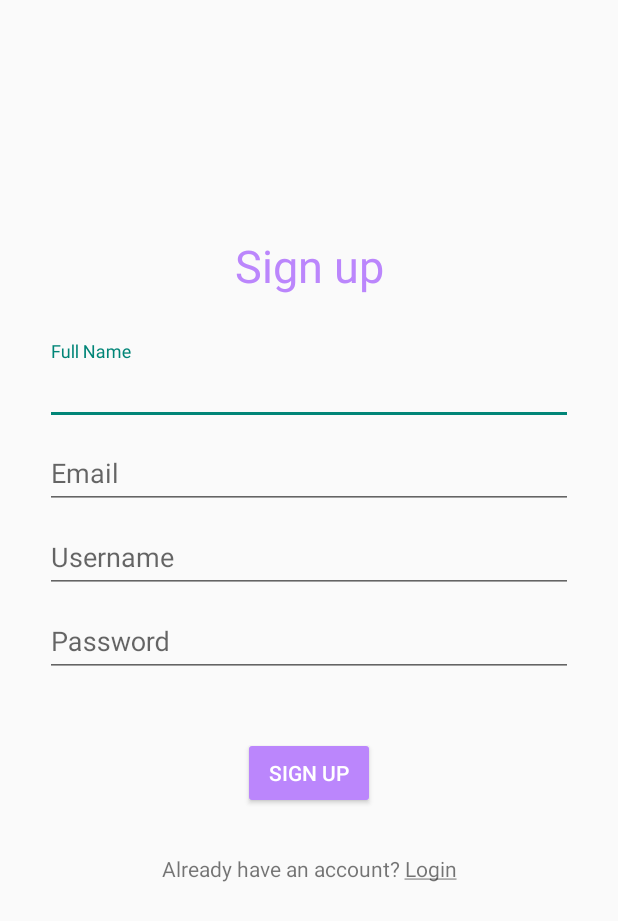
After one commit to EnderSim/investment_app, an Android app: the RegistrationActivity screen opened directly, with no data from a screen before it, on a phone screen of 412 x 824 dp. The commit adds this screen. Shown: the top 921 px of the screen. Run offline under Robolectric (Android 15) with nearby library versions, the phone set to English and light mode, and no system bars; libraries missing offline, so code that uses them is left out: com.vishnusivadas.advanced_httpurlconnection.

Commit message:
made login and registration

```diff
--- /dev/null
+++ b/app/src/main/java/com/example/investment_app/RegistrationActivity.kt
@@ -0,0 +1,97 @@
+package com.example.investment_app
+
+import android.content.Intent
+import android.os.Bundle
+import android.os.Handler
+import android.os.Looper
+import android.util.Log
+import android.widget.Button
+import android.widget.TextView
+import android.widget.Toast
+import androidx.appcompat.app.AppCompatActivity
+import com.google.android.material.textfield.TextInputEditText
+import com.vishnusivadas.advanced_httpurlconnection.PutData
+
+class RegistrationActivity : AppCompatActivity() {
+
+    private lateinit var textInputEditTextFullname: TextInputEditText
+    private lateinit var textInputEditTextUsername: TextInputEditText
+    private lateinit var textInputEditTextPassword: TextInputEditText
+    private lateinit var textInputEditTextEmail: TextInputEditText
+
+    private lateinit var buttonSignUp: Button
+    private lateinit var textViewLogin: TextView
+
+    override fun onCreate(savedInstanceState: Bundle?) {
+        super.onCreate(savedInstanceState)
+        setContentView(R.layout.activity_registration)
+
+        textInputEditTextFullname = findViewById(R.id.fullname)
+        textInputEditTextUsername = findViewById(R.id.username)
+        textInputEditTextPassword = findViewById(R.id.password)
+        textInputEditTextEmail = findViewById(R.id.email)
+
+        buttonSignUp = findViewById(R.id.buttonSignUp)
+        textViewLogin = findViewById(R.id.loginText)
+
+        textViewLogin.setOnClickListener {
+            val intent = Intent(applicationContext, LoginActivity::class.java)
+            startActivity(intent)
+            finish()
+        }
+
+        buttonSignUp.setOnClickListener {
+
+            val fullname = textInputEditTextFullname.text.toString()
+            val username = textInputEditTextUsername.text.toString()
+            val password = textInputEditTextPassword.text.toString()
+            val email = textInputEditTextEmail.text.toString()
+
+            if (fullname != "" && username != "" && password != "" && email != "") {
+
+                val handler = Handler(Looper.getMainLooper())
+
+                handler.post {
+                    val field = arrayOfNulls<String>(4)
+                    field[0] = "fullname"
+                    field[1] = "username"
+                    field[2] = "password"
+                    field[3] = "email"
+
+                    val data = arrayOfNulls<String>(4)
+                    data[0] = fullname
+                    data[1] = username
+                    data[2] = password
+                    data[3] = email
+
+                    val putData = PutData(
+                        // твой IPv4 вместо 192.168.0.142
+                        "http://192.168.0.142/LoginRegister/signup.php",
+                        "POST",
+                        field,
+                        data
+                    )
+
+                    if (putData.startPut()) {
+                        if (putData.onComplete()) {
+                            val result = putData.result
+
+                            if (result == "Sign Up Success") {
+                                Toast.makeText(applicationContext, result, Toast.LENGTH_LONG).show()
+                                val intent2 = Intent(applicationContext, MainActivity::class.java)
+                                startActivity(intent2)
+                                finish()
+                            } else {
+                                Toast.makeText(applicationContext, result, Toast.LENGTH_LONG).show()
+                            }
+
+                            Log.i("PutData", result)
+                        }
+                    }
+                }
+            } else {
+                Toast.makeText(applicationContext, "All fields are required", Toast.LENGTH_LONG).show()
+            }
+        }
+    }
+}
--- /dev/null
+++ b/app/src/main/res/layout/activity_registration.xml
@@ -0,0 +1,139 @@
+<?xml version="1.0" encoding="utf-8"?>
+<androidx.constraintlayout.widget.ConstraintLayout xmlns:android="http://schemas.android.com/apk/res/android"
+    xmlns:app="http://schemas.android.com/apk/res-auto"
+    xmlns:tools="http://schemas.android.com/tools"
+    android:layout_width="match_parent"
+    android:layout_height="match_parent"
+    tools:context=".RegistrationActivity">
+
+    <androidx.constraintlayout.widget.ConstraintLayout
+        android:layout_width="match_parent"
+        android:layout_height="wrap_content"
+        app:layout_constraintBottom_toBottomOf="parent"
+        app:layout_constraintTop_toTopOf="parent"
+        app:layout_constraintVertical_bias="0.4">
+
+        <TextView
+            android:textColor="@color/purple_200"
+            android:id="@+id/textView"
+            android:layout_width="match_parent"
+            android:layout_height="wrap_content"
+            android:gravity="center"
+            android:text="@string/sign_up"
+            android:textSize="30sp"
+            app:layout_constraintEnd_toEndOf="parent"
+            app:layout_constraintHorizontal_bias="0.0"
+            app:layout_constraintStart_toStartOf="parent"
+            app:layout_constraintTop_toTopOf="parent"
+            tools:targetApi="jelly_bean" />
+
+        <com.google.android.material.textfield.TextInputLayout
+            android:id="@+id/textInputLayoutFullname"
+            android:layout_width="match_parent"
+            android:layout_height="wrap_content"
+            android:layout_marginLeft="30dp"
+            android:layout_marginTop="30dp"
+            android:layout_marginRight="30dp"
+            android:hint="@string/fullname"
+            app:layout_constraintEnd_toEndOf="parent"
+            app:layout_constraintHorizontal_bias="0.0"
+            app:layout_constraintStart_toStartOf="parent"
+            app:layout_constraintTop_toBottomOf="@+id/textView">
+
+            <com.google.android.material.textfield.TextInputEditText
+                android:id="@+id/fullname"
+                android:layout_width="match_parent"
+                android:layout_height="wrap_content"
+                tools:targetApi="jelly_bean" />
+        </com.google.android.material.textfield.TextInputLayout>
+
+        <com.google.android.material.textfield.TextInputLayout
+            android:id="@+id/textInputLayoutEmail"
+            android:layout_width="match_parent"
+            android:layout_height="wrap_content"
+            android:layout_marginLeft="30dp"
+            android:layout_marginRight="30dp"
+            android:hint="@string/email"
+            app:layout_constraintEnd_toEndOf="parent"
+            app:layout_constraintHorizontal_bias="0.0"
+            app:layout_constraintStart_toStartOf="parent"
+            app:layout_constraintTop_toBottomOf="@+id/textInputLayoutFullname">
+
+            <com.google.android.material.textfield.TextInputEditText
+                android:id="@+id/email"
+                android:layout_width="match_parent"
+                android:layout_height="wrap_content"
+                tools:targetApi="jelly_bean" />
+        </com.google.android.material.textfield.TextInputLayout>
+
+        <com.google.android.material.textfield.TextInputLayout
+            android:id="@+id/textInputLayoutUsername"
+            android:layout_width="match_parent"
+            android:layout_height="wrap_content"
+            android:layout_marginLeft="30dp"
+            android:layout_marginRight="30dp"
+            android:hint="@string/username"
+            app:layout_constraintEnd_toEndOf="parent"
+            app:layout_constraintHorizontal_bias="0.0"
+            app:layout_constraintStart_toStartOf="parent"
+            app:layout_constraintTop_toBottomOf="@+id/textInputLayoutEmail">
+
+            <com.google.android.material.textfield.TextInputEditText
+                android:id="@+id/username"
+                android:layout_width="match_parent"
+                android:layout_height="wrap_content"
+                tools:targetApi="jelly_bean" />
+        </com.google.android.material.textfield.TextInputLayout>
+
+        <com.google.android.material.textfield.TextInputLayout
+            android:id="@+id/textInputLayoutPassword"
+            android:layout_width="match_parent"
+            android:layout_height="wrap_content"
+            android:layout_marginLeft="30dp"
+            android:layout_marginRight="30dp"
+            android:hint="@string/password"
+            app:layout_constraintTop_toBottomOf="@+id/textInputLayoutUsername"
+            tools:layout_editor_absoluteX="0dp">
+
+            <com.google.android.material.textfield.TextInputEditText
+                android:id="@+id/password"
+                android:layout_width="match_parent"
+                android:layout_height="wrap_content"
+                tools:targetApi="jelly_bean" />
+        </com.google.android.material.textfield.TextInputLayout>
+
+        <ProgressBar
+            android:id="@+id/progress"
+            android:layout_width="wrap_content"
+            android:layout_height="wrap_content"
+            android:visibility="gone"
+            app:layout_constraintEnd_toEndOf="parent"
+            app:layout_constraintStart_toStartOf="parent"
+            app:layout_constraintTop_toBottomOf="@+id/textInputLayoutPassword" />
+
+        <Button
+            android:focusableInTouchMode="false"
+            android:backgroundTint="@color/purple_200"
+            android:id="@+id/buttonSignUp"
+            style="@style/Widget.AppCompat.Button.Colored"
+            android:layout_width="wrap_content"
+            android:layout_height="wrap_content"
+            android:layout_marginTop="40dp"
+            android:text="@string/sign_up"
+            app:layout_constraintEnd_toEndOf="parent"
+            app:layout_constraintStart_toStartOf="parent"
+            app:layout_constraintTop_toBottomOf="@+id/progress" />
+
+        <TextView
+            android:id="@+id/loginText"
+            android:layout_width="wrap_content"
+            android:layout_height="wrap_content"
+            android:layout_marginTop="30dp"
+            android:text="@string/already_have_an_account_login"
+            app:layout_constraintEnd_toEndOf="parent"
+            app:layout_constraintStart_toStartOf="parent"
+            app:layout_constraintTop_toBottomOf="@+id/buttonSignUp"
+            tools:targetApi="jelly_bean" />
+    </androidx.constraintlayout.widget.ConstraintLayout>
+
+</androidx.constraintlayout.widget.ConstraintLayout>
--- a/app/src/main/res/values/strings.xml
+++ b/app/src/main/res/values/strings.xml
@@ -1,3 +1,13 @@
 <resources>
     <string name="app_name">investment_app</string>
+    <string name="username">Username</string>
+    <string name="password">Password</string>
+    <string name="login">Login</string>
+    <string name="sign_up">Sign up</string>
+    <string name="fullname">Full Name</string>
+    <string name="email">Email</string>
+    <string name="already_have_an_account_login">Already have an account? <u>Login</u></string>
+    <string name="new_here_sign_up">New here? <u>Sign up</u></string>
+    <string name="registerButton">Зарегестрироваться</string>
+    <string name="loginButton">Авторизоваться</string>
 </resources>
```
Also changed, not shown: app/build.gradle (+4 -3 lines), app/src/main/AndroidManifest.xml (+18 -4 lines), app/src/main/java/com/example/investment_app/EntranceActivity.kt (added, +33 -0 lines), app/src/main/java/com/example/investment_app/LoginActivity.kt (added, +88 -0 lines), app/src/main/res/layout/activity_entrance.xml (added, +33 -0 lines), app/src/main/res/layout/activity_login.xml (added, +102 -0 lines), build.gradle (+21 -1 lines), settings.gradle (+1 -7 lines).
